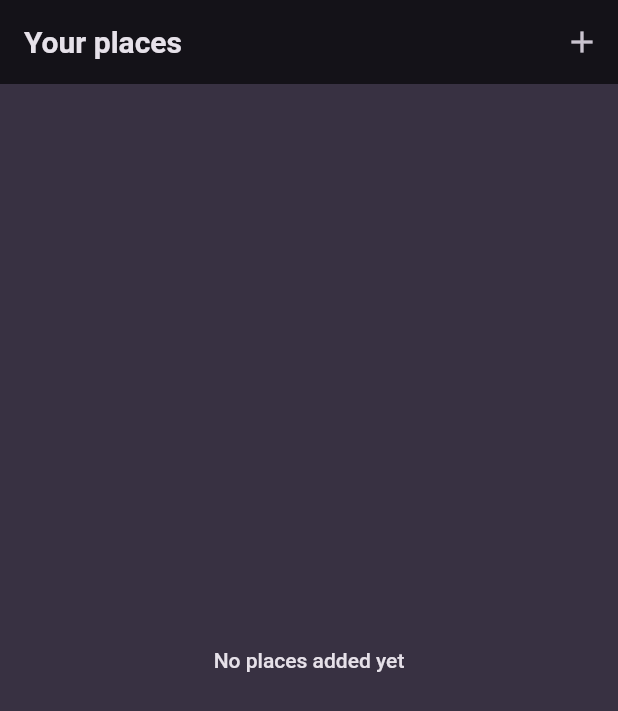
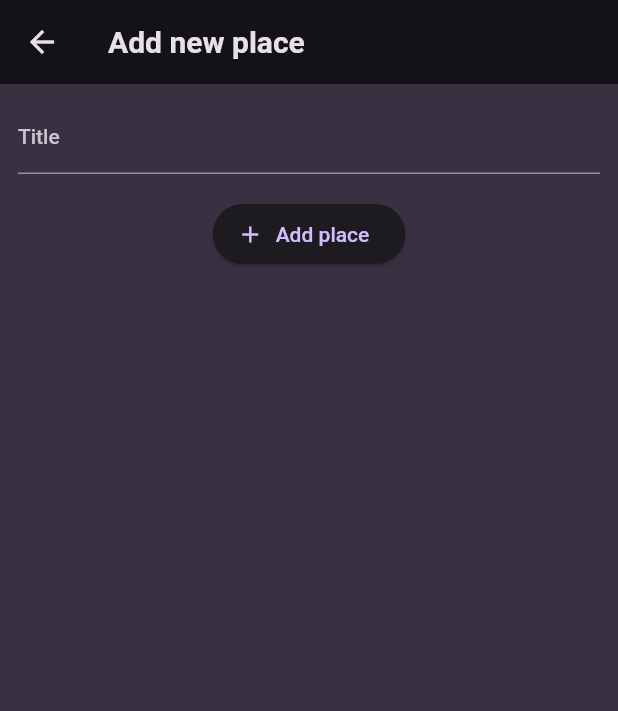
Before and after one commit to wemali05/places, a Flutter app: the screen it shows after launch, after a tap on the "add" icon, on a phone screen of 412 x 824 dp. Shown: the top 711 px of the screen. Run offline on Flutter 3.47's test engine with Material 2 defaults, Android fonts, the phone set to English and light mode, and no system bars; our stand-ins replace google_fonts.

Commit message:
add places screen

```diff
--- a/lib/screens/add_place.dart
+++ b/lib/screens/add_place.dart
@@ -0,0 +1,48 @@
+import 'package:flutter/material.dart';
+
+class AddPlaceScreen extends StatefulWidget {
+  const AddPlaceScreen({super.key});
+
+  @override
+  State<AddPlaceScreen> createState() {
+    return _AddPlaceScreenState();
+  }
+}
+
+class _AddPlaceScreenState extends State<AddPlaceScreen> {
+  final _titleController = TextEditingController();
+
+  @override
+  void dispose() {
+    _titleController.dispose();
+    super.dispose();
+  }
+
+  @override
+  Widget build(BuildContext context) {
+    return Scaffold(
+      appBar: AppBar(
+        title: const Text('Add new place'),
+      ),
+      body: SingleChildScrollView(
+        padding: const EdgeInsets.all(12),
+        child: Column(
+          children: [
+            TextField(
+              decoration: const InputDecoration(labelText: 'Title'),
+              controller: _titleController,
+            ),
+            const SizedBox(
+              height: 16,
+            ),
+            ElevatedButton.icon(
+              onPressed: () {},
+              icon: const Icon(Icons.add),
+              label: const Text('Add place'),
+            ),
+          ],
+        ),
+      ),
+    );
+  }
+}
--- a/lib/screens/places.dart
+++ b/lib/screens/places.dart
@@ -1,3 +1,4 @@
+import 'package:favorite_places/screens/add_place.dart';
 import 'package:favorite_places/widgets/places_list.dart';
 import 'package:flutter/material.dart';
 
@@ -9,7 +10,14 @@ class PlacesScreen extends StatelessWidget {
     return Scaffold(
       appBar: AppBar(
         title: const Text('Your places'),
-        actions: [IconButton(onPressed: () {}, icon: const Icon(Icons.add))],
+        actions: [
+          IconButton(
+            onPressed: () {
+              Navigator.of(context).push(MaterialPageRoute(builder: (ctx) => const AddPlaceScreen(),),);
+            },
+            icon: const Icon(Icons.add),
+          ),
+        ],
       ),
       body: PlacesList(places: []),
     );
--- a/pubspec.yaml
+++ b/pubspec.yaml
@@ -2,7 +2,7 @@ name: favorite_places
 description: A new Flutter project.
 # The following line prevents the package from being accidentally published to
 # pub.dev using `flutter pub publish`. This is preferred for private packages.
-publish_to: 'none' # Remove this line if you wish to publish to pub.dev
+publish_to: "none" # Remove this line if you wish to publish to pub.dev
 
 # The following defines the version and build number for your application.
 # A version number is three numbers separated by dots, like 1.2.43
@@ -19,7 +19,7 @@ publish_to: 'none' # Remove this line if you wish to publish to pub.dev
 version: 1.0.0+1
 
 environment:
-  sdk: '>=3.0.5 <4.0.0'
+  sdk: ">=3.0.5 <4.0.0"
 
 # Dependencies specify other packages that your package needs in order to work.
 # To automatically upgrade your package dependencies to the latest versions
@@ -30,7 +30,6 @@ environment:
 dependencies:
   flutter:
     sdk: flutter
-
 
   # The following adds the Cupertino Icons font to your application.
   # Use with the CupertinoIcons class for iOS style icons.
@@ -54,7 +53,6 @@ dev_dependencies:
 
 # The following section is specific to Flutter packages.
 flutter:
-
   # The following line ensures that the Material Icons font is
   # included with your application, so that you can use the icons in
   # the material Icons class.
```
Also changed, not shown: pubspec.lock, 2 other files.
